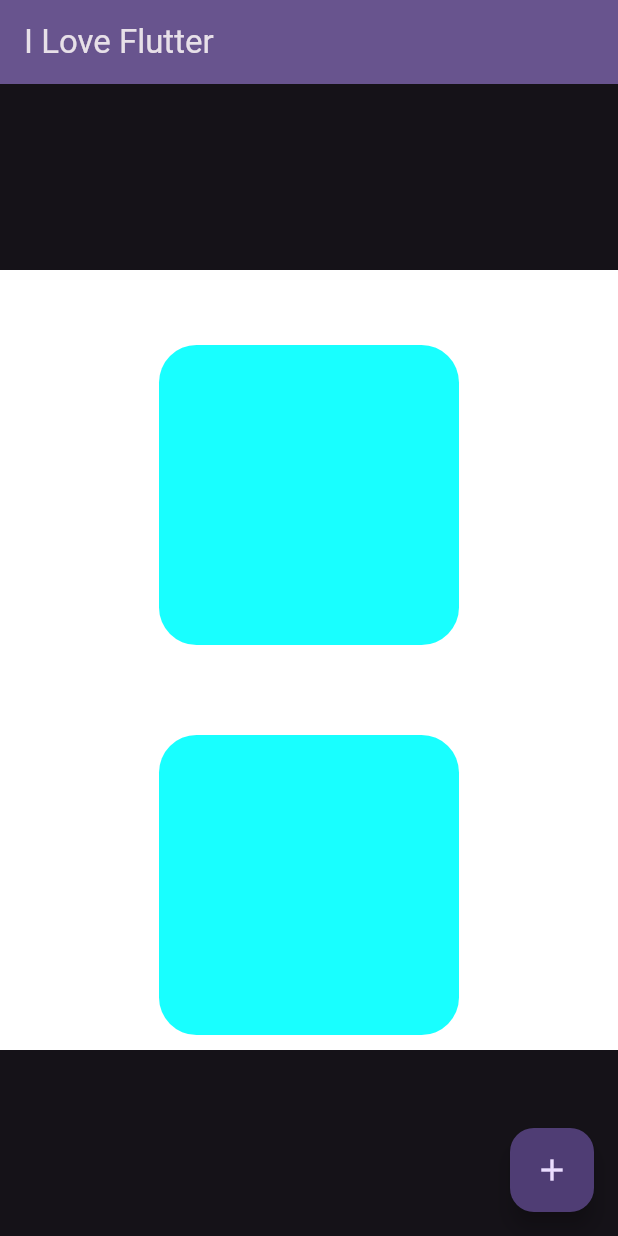
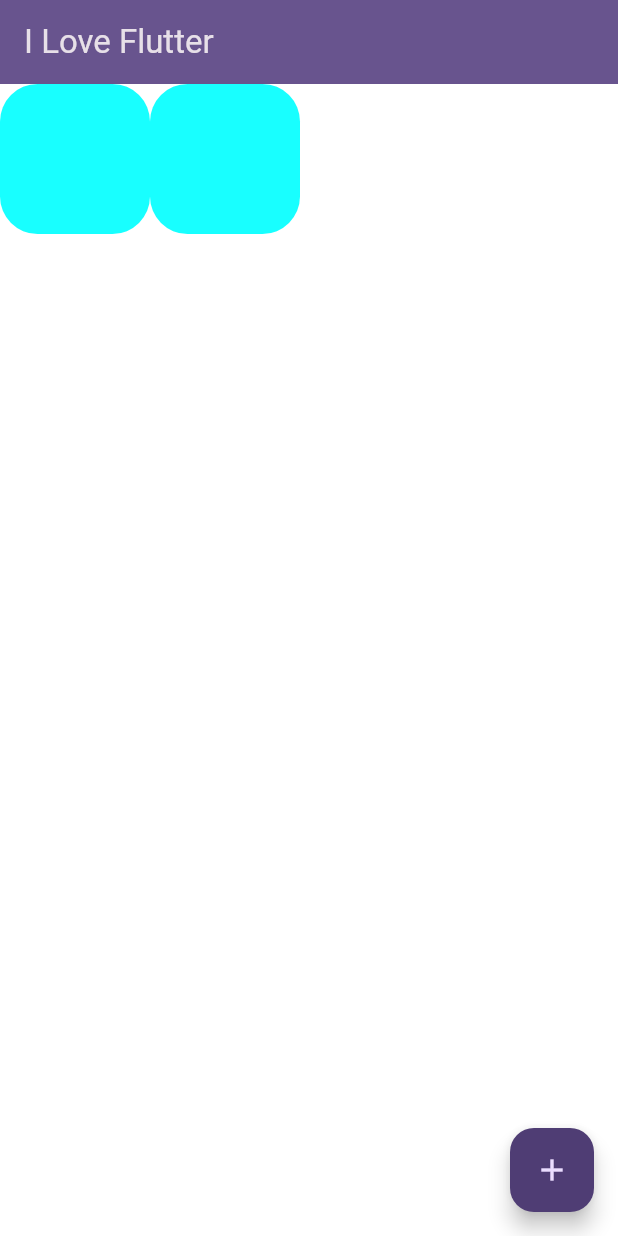
Before and after one commit to JokerHin/Flutter-Learning, a Flutter app: the screen it shows after launch, on a phone screen of 412 x 824 dp. Run offline on Flutter 3.47's test engine with Material 3 defaults, Android fonts, the phone set to English and light mode, and no system bars.

Commit message:
mainAxis and CrossAxis

```diff
--- a/lib/main.dart
+++ b/lib/main.dart
@@ -66,24 +66,23 @@ class _MyHomePageState extends State<MyHomePage> {
         child: Container(
           color: Colors.white,
           width: double.infinity,
-          child: Column(
-            mainAxisSize: MainAxisSize.min,
+          height: double.infinity,
+          child: Row(
+            crossAxisAlignment: CrossAxisAlignment.start,
             children: [
               Container(
-                width: 200.0,
-                height: 200.0,
-                padding: EdgeInsets.all(50.0),
-                margin: EdgeInsets.all(50.0),
+                width: 100.0,
+                height: 100.0,
+
                 decoration: BoxDecoration(
                   borderRadius: BorderRadius.circular(25.0),
                   color: Colors.cyanAccent,
                 ),
               ),
               Container(
-                width: 200.0,
-                height: 200.0,
-                padding: EdgeInsets.all(50.0),
-                margin: EdgeInsets.all(10.0),
+                width: 100.0,
+                height: 100.0,
+
                 decoration: BoxDecoration(
                   borderRadius: BorderRadius.circular(25.0),
                   color: Colors.cyanAccent,
```
